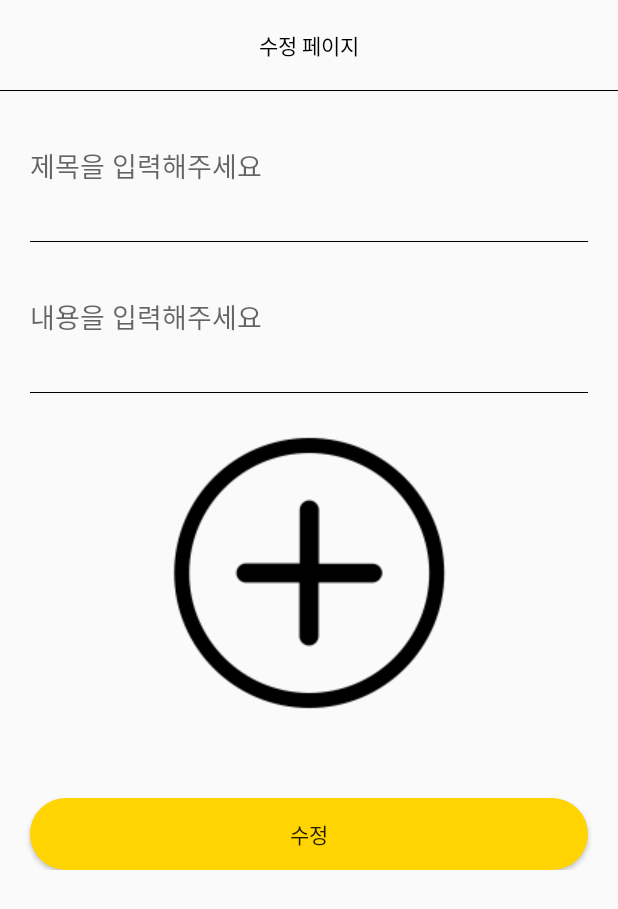
After one commit to yshush/sololife, an Android app: the BoardEditActivity screen opened directly, with no data from a screen before it, on a phone screen of 412 x 824 dp. The commit adds this screen. Shown: the top 909 px of the screen. Run offline under Robolectric (Android 15) with nearby library versions, the phone set to English and light mode, and no system bars; our stand-ins replace Firebase (no records; nobody signed in at launch, a user with empty details on screens opened directly), data binding; 3 statements that could not run were skipped.

Commit message:
[step.7-2] 게시판 수정/삭제 - 게시글 수정/삭제 만들기

```diff
--- a/app/src/main/AndroidManifest.xml
+++ b/app/src/main/AndroidManifest.xml
@@ -12,6 +12,9 @@
             android:roundIcon="@mipmap/ic_launcher_round"
             android:supportsRtl="true"
             android:theme="@style/Theme.MySoloLife">
+        <activity
+                android:name=".board.BoardEditActivity"
+                android:exported="true"/>
         <activity
                 android:name=".board.BoardInsideActivity"
                 android:exported="true"/>
--- /dev/null
+++ b/app/src/main/java/com/yshush/mysololife/board/BoardEditActivity.kt
@@ -0,0 +1,97 @@
+package com.yshush.mysololife.board
+
+import androidx.appcompat.app.AppCompatActivity
+import android.os.Bundle
+import android.util.Log
+import android.widget.Toast
+import androidx.databinding.DataBindingUtil
+import com.bumptech.glide.Glide
+import com.google.android.gms.tasks.OnCompleteListener
+import com.google.firebase.database.DataSnapshot
+import com.google.firebase.database.DatabaseError
+import com.google.firebase.database.ValueEventListener
+import com.google.firebase.ktx.Firebase
+import com.google.firebase.storage.ktx.storage
+import com.yshush.mysololife.R
+import com.yshush.mysololife.databinding.ActivityBoardEditBinding
+import com.yshush.mysololife.utils.FBAuth
+import com.yshush.mysololife.utils.FBRef
+
+class BoardEditActivity : AppCompatActivity() {
+
+    private lateinit var key: String
+
+    private lateinit var binding : ActivityBoardEditBinding
+
+    private val TAG = BoardEditActivity::class.java.simpleName
+
+    private lateinit var writerUid : String
+
+    override fun onCreate(savedInstanceState: Bundle?) {
+
+        super.onCreate(savedInstanceState)
+        binding = DataBindingUtil.setContentView(this, R.layout.activity_board_edit)
+
+        key = intent.getStringExtra("key").toString()
+        getBoardData(key)
+        getImageData(key)
+
+        binding.editBtn.setOnClickListener {
+            editBoardData(key)
+        }
+    }
+
+    private fun editBoardData(key : String) {
+
+        FBRef.boardRef
+            .child(key)
+            .setValue(
+                BoardModel(binding.titleArea.text.toString(),
+                        binding.contentArea.text.toString(),
+                        writerUid,
+                        FBAuth.getTime())
+            )
+
+        Toast.makeText(this, "수정완료", Toast.LENGTH_LONG).show()
+        finish()
+
+    }
+
+    private fun getImageData(key: String) {
+
+        // Reference to an image file in Cloud Storage
+        val storageReference = Firebase.storage.reference.child(key + ".png")
+
+        // ImageView in your Activity
+        val imageViewFromFB = binding.imageArea
+
+        storageReference.downloadUrl.addOnCompleteListener(OnCompleteListener { task ->
+            if (task.isSuccessful) {
+                Glide.with(this)
+                    .load(task.result)
+                    .into(imageViewFromFB)
+            }
+        })
+    }
+
+    private fun getBoardData(key: String) {
+
+        val postListener = object : ValueEventListener {
+            override fun onDataChange(dataSnapshot: DataSnapshot) {
+
+                val dataModel = dataSnapshot.getValue(BoardModel::class.java)
+                binding.titleArea.setText(dataModel?.title)
+                binding.contentArea.setText(dataModel?.content)
+                writerUid = dataModel!!.uid
+            }
+
+            override fun onCancelled(databaseError: DatabaseError) {
+                // Getting Post failed, log a message
+                Log.w(TAG, "loadPost:onCancelled", databaseError.toException())
+            }
+        }
+        FBRef.boardRef.child(key).addValueEventListener(postListener)
+
+    }
+
+}
--- /dev/null
+++ b/app/src/main/res/layout/activity_board_edit.xml
@@ -0,0 +1,86 @@
+<?xml version="1.0" encoding="utf-8"?>
+<layout>
+    <LinearLayout
+            xmlns:android="http://schemas.android.com/apk/res/android"
+            xmlns:tools="http://schemas.android.com/tools"
+            android:layout_width="match_parent"
+            android:layout_height="match_parent"
+            tools:context=".board.BoardEditActivity">
+
+        <ScrollView
+                android:layout_width="match_parent"
+                android:layout_height="match_parent">
+
+            <LinearLayout
+                    android:layout_width="match_parent"
+                    android:layout_height="match_parent"
+                    android:orientation="vertical">
+
+                <LinearLayout
+                        android:layout_width="match_parent"
+                        android:layout_height="60dp">
+
+                    <TextView
+                            android:text="수정 페이지"
+                            android:layout_width="match_parent"
+                            android:layout_height="match_parent"
+                            android:gravity="center"
+                            android:textColor="@color/black"/>
+
+                </LinearLayout>
+
+                <LinearLayout
+                        android:layout_width="match_parent"
+                        android:layout_height="0.5dp"
+                        android:background="#000000"/>
+
+                <EditText
+                        android:id="@+id/titleArea"
+                        android:layout_width="match_parent"
+                        android:layout_height="60dp"
+                        android:layout_margin="20dp"
+                        android:background="@android:color/transparent"
+                        android:hint="제목을 입력해주세요"/>
+
+                <LinearLayout
+                        android:layout_width="match_parent"
+                        android:layout_height="0.5dp"
+                        android:layout_marginStart="20dp"
+                        android:layout_marginEnd="20dp"
+                        android:background="#000000"/>
+
+                <EditText
+                        android:id="@+id/contentArea"
+                        android:layout_width="match_parent"
+                        android:layout_height="60dp"
+                        android:layout_margin="20dp"
+                        android:background="@android:color/transparent"
+                        android:hint="내용을 입력해주세요"/>
+
+                <LinearLayout
+                        android:layout_width="match_parent"
+                        android:layout_height="0.5dp"
+                        android:layout_marginStart="20dp"
+                        android:layout_marginEnd="20dp"
+                        android:background="#000000"/>
+
+                <ImageView
+                        android:id="@+id/imageArea"
+                        android:layout_width="match_parent"
+                        android:layout_height="wrap_content"
+                        android:layout_marginTop="20dp"
+                        android:src="@drawable/plusbtn"/>
+
+                <Button
+                        android:id="@+id/editBtn"
+                        android:layout_width="match_parent"
+                        android:layout_height="wrap_content"
+                        android:layout_marginTop="50dp"
+                        android:layout_marginStart="20dp"
+                        android:layout_marginEnd="20dp"
+                        android:text="수정"
+                        android:background="@drawable/background_radius_yellow"/>
+            </LinearLayout>
+        </ScrollView>
+    </LinearLayout>
+</layout>
```
Also changed, not shown: app/src/main/java/com/yshush/mysololife/board/BoardInsideActivity.kt (+31 -15 lines).
